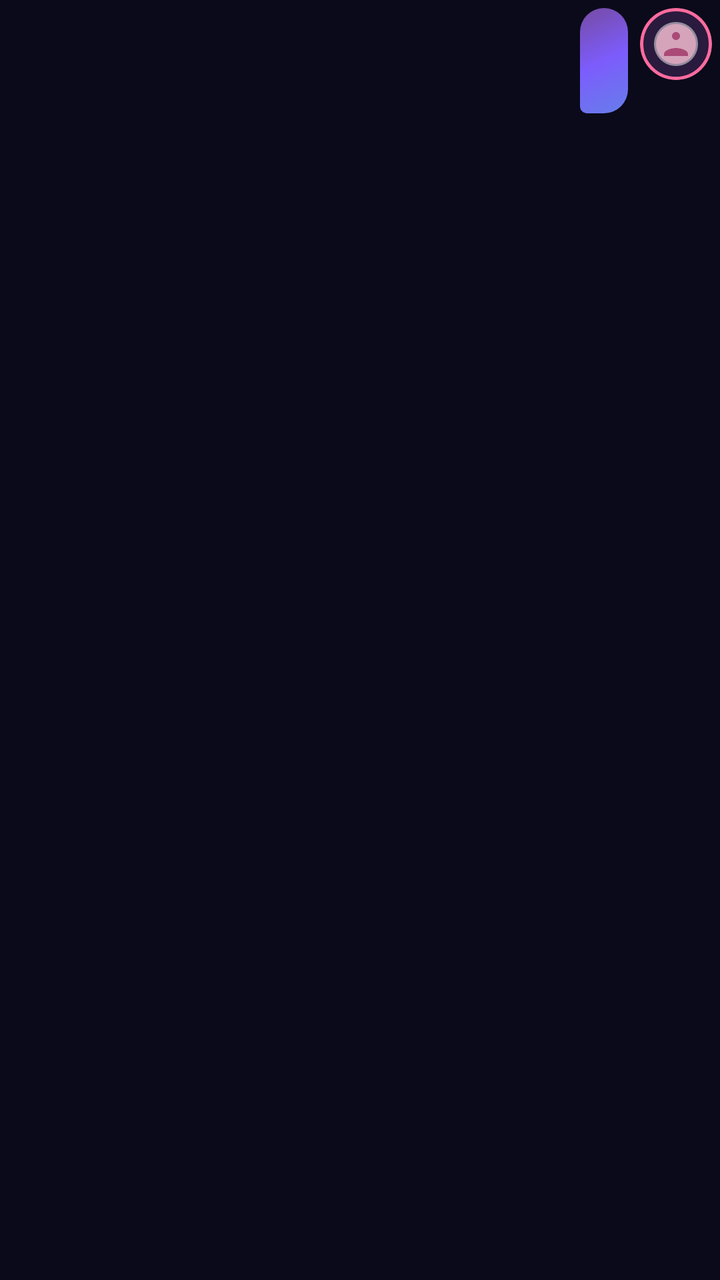
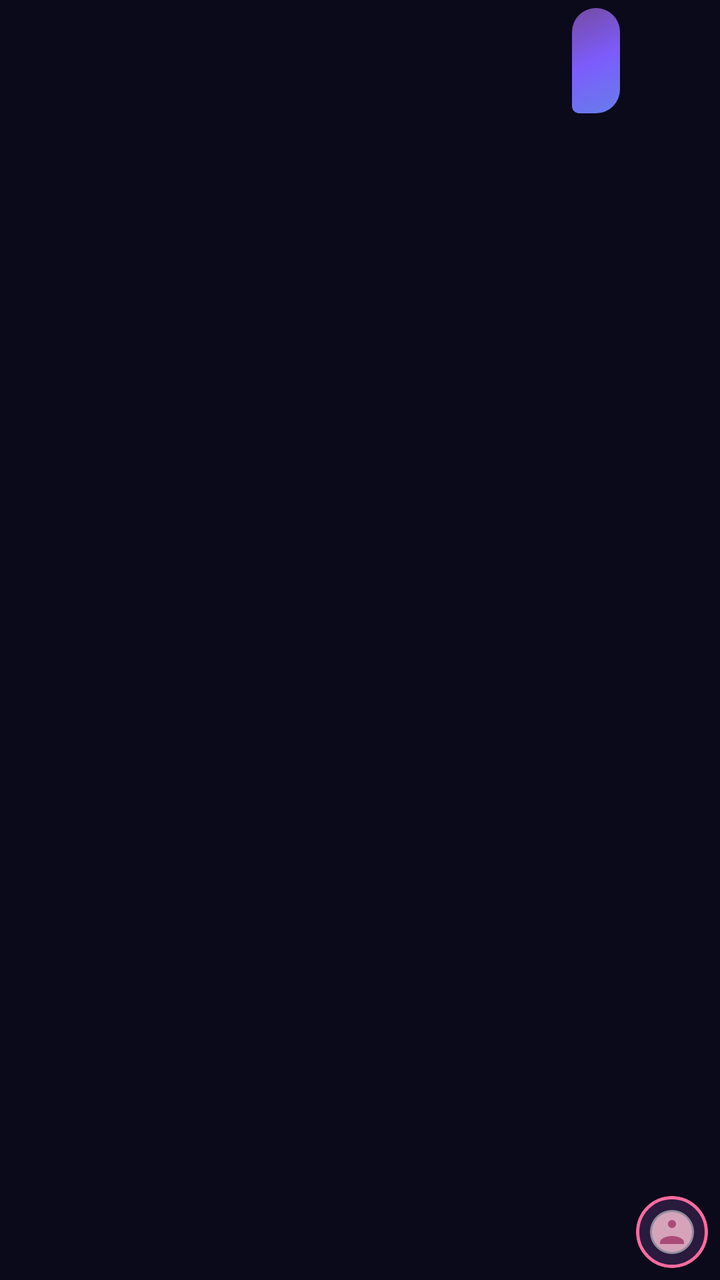

Before-and-after screenshots of an Android layout around one commit, followed by the original layout XML and the change that was made.
<!-- AndroidManifest.xml: application theme Theme.Companion -->
<!-- res/layout/item_message_user.xml -->
<?xml version="1.0" encoding="utf-8"?>
<LinearLayout xmlns:android="http://schemas.android.com/apk/res/android"
    xmlns:app="http://schemas.android.com/apk/res-auto"
    android:layout_width="match_parent"
    android:layout_height="wrap_content"
    android:orientation="horizontal"
    android:padding="4dp"
    android:gravity="end">

    <View
        android:layout_width="0dp"
        android:layout_height="0dp"
        android:layout_weight="1" />

    <FrameLayout
        android:id="@+id/bubble_user"
        android:layout_width="wrap_content"
        android:layout_height="wrap_content"
        android:background="@drawable/bg_message_user"
        android:maxWidth="280dp"
        android:paddingStart="12dp"
        android:paddingEnd="12dp"
        android:paddingTop="8dp"
        android:paddingBottom="8dp">

        <LinearLayout
            android:layout_width="wrap_content"
            android:layout_height="wrap_content"
            android:orientation="vertical">

            <TextView
                android:id="@+id/tv_mood_label"
                android:layout_width="wrap_content"
                android:layout_height="wrap_content"
                android:textSize="10sp"
                android:textColor="#ffffffaa"
                android:layout_marginBottom="2dp"
                android:visibility="gone" />

            <TextView
                android:id="@+id/tv_message_text"
                android:layout_width="wrap_content"
                android:layout_height="wrap_content"
                android:textColor="@android:color/white"
                android:textSize="14sp"
                android:lineSpacingExtra="2dp" />

            <TextView
                android:id="@+id/tv_message_time"
                android:layout_width="wrap_content"
                android:layout_height="wrap_content"
                android:textSize="10sp"
                android:textColor="#ffffffaa"
                android:layout_marginTop="4dp"
                android:gravity="end" />
        </LinearLayout>

        <TextView
            android:id="@+id/tv_reaction_badge"
            android:layout_width="22dp"
            android:layout_height="22dp"
            android:layout_gravity="bottom|end"
            android:layout_marginEnd="-4dp"
            android:layout_marginBottom="-10dp"
            android:gravity="center"
            android:textSize="12sp"
            android:background="@drawable/bg_reaction_badge"
            android:visibility="gone" />
    </FrameLayout>

    <com.google.android.material.card.MaterialCardView
        android:id="@+id/iv_user_avatar_chat"
        android:layout_width="36dp"
        android:layout_height="36dp"
        android:layout_marginStart="6dp"
        app:cardCornerRadius="18dp"
        app:cardElevation="0dp"
        app:cardBackgroundColor="#1a1a3e"
        app:strokeWidth="1.5dp"
        app:strokeColor="#ff6b9d">

        <ImageView
            android:id="@+id/iv_user_avatar_img"
            android:layout_width="match_parent"
            android:layout_height="match_parent"
            android:scaleType="centerCrop"
            android:src="@drawable/ic_avatar_default_user" />
    </com.google.android.material.card.MaterialCardView>

</LinearLayout>
<!-- resources referenced by this layout -->
<resources>
  <!-- drawable bg_message_user (drawable) -->
  <?xml version="1.0" encoding="utf-8"?>
  <shape xmlns:android="http://schemas.android.com/apk/res/android">
      <gradient
          android:startColor="#667eea"
          android:centerColor="#7c5cfc"
          android:endColor="#764ba2"
          android:angle="135" />
      <corners
          android:topLeftRadius="20dp"
          android:topRightRadius="20dp"
          android:bottomLeftRadius="6dp"
          android:bottomRightRadius="20dp" />
  </shape>
  <!-- drawable bg_reaction_badge (drawable) -->
  <?xml version="1.0" encoding="utf-8"?>
  <shape xmlns:android="http://schemas.android.com/apk/res/android" android:shape="oval">
      <gradient
          android:startColor="#cc1a1a3e"
          android:endColor="#cc2a2a5a"
          android:angle="135" />
      <stroke android:width="1dp" android:color="#44c4b5fd" />
  </shape>
  <!-- drawable ic_avatar_default_user (drawable) -->
  <vector xmlns:android="http://schemas.android.com/apk/res/android"
      android:width="72dp"
      android:height="72dp"
      android:viewportWidth="72"
      android:viewportHeight="72">
      <path
          android:fillColor="#2a1a3e"
          android:pathData="M0,0h72v72h-72z" />
      <path
          android:fillColor="#ff6b9d"
          android:pathData="M36,36m-20,0a20,20 0,1 1,40 0a20,20 0,1 1,-40 0"
          android:fillAlpha="0.6" />
      <path
          android:fillColor="#FFFFFF"
          android:pathData="M36,14c-12.15,0 -22,9.85 -22,22s9.85,22 22,22 22,-9.85 22,-22 -9.85,-22 -22,-22ZM36,24c2.21,0 4,1.79 4,4s-1.79,4 -4,4 -4,-1.79 -4,-4 1.79,-4 4,-4ZM48,48H24v-2c0,-4 8,-6 12,-6s12,2 12,6v2Z"
          android:fillAlpha="0.5" />
  </vector>
  <style name="Theme.Companion" parent="Theme.Material3.DayNight.NoActionBar">
          <item name="colorPrimary">@color/accent_blue</item>
          <item name="colorPrimaryVariant">@color/purple_700</item>
          <item name="colorOnPrimary">@color/white</item>
          <item name="colorSecondary">@color/accent_cyan</item>
          <item name="colorSecondaryVariant">@color/teal_700</item>
          <item name="colorSurface">@color/surface_dark</item>
          <item name="colorOnSurface">@color/text_primary</item>
          <item name="android:statusBarColor">@color/bg_start</item>
          <item name="android:navigationBarColor">@color/bg_start</item>
          <item name="android:windowBackground">@color/bg_start</item>
  
          <item name="android:activityOpenEnterAnimation">@anim/slide_in_right</item>
          <item name="android:activityOpenExitAnimation">@anim/fade_out</item>
          <item name="android:activityCloseEnterAnimation">@anim/fade_in</item>
          <item name="android:activityCloseExitAnimation">@anim/slide_out_left</item>
  
          <item name="android:windowEnterTransition">@android:transition/fade</item>
          <item name="android:windowExitTransition">@android:transition/fade</item>
  
          <item name="android:colorEdgeEffect">@color/accent_purple</item>
      </style>
  <color name="accent_blue">#667eea</color>
  <color name="purple_700">#FF3700B3</color>
  <color name="white">#FFFFFFFF</color>
  <color name="accent_cyan">#64ffda</color>
  <color name="teal_700">#FF018786</color>
  <color name="surface_dark">#14142a</color>
  <color name="text_primary">#ececf4</color>
  <color name="bg_start">#0a0a1a</color>
  <color name="accent_purple">#c4b5fd</color>
</resources>

<!-- the commit's change to res/layout/item_message_user.xml (unified diff, before → after) -->
@@ -17,7 +17,6 @@
         android:layout_width="wrap_content"
         android:layout_height="wrap_content"
         android:background="@drawable/bg_message_user"
-        android:maxWidth="280dp"
         android:paddingStart="12dp"
         android:paddingEnd="12dp"
         android:paddingTop="8dp"
@@ -43,7 +42,9 @@
                 android:layout_height="wrap_content"
                 android:textColor="@android:color/white"
                 android:textSize="14sp"
-                android:lineSpacingExtra="2dp" />
+                android:lineSpacingExtra="2dp"
+                android:maxEms="16"
+                android:maxWidth="260dp" />
 
             <TextView
                 android:id="@+id/tv_message_time"
@@ -68,23 +69,33 @@
             android:visibility="gone" />
     </FrameLayout>
 
-    <com.google.android.material.card.MaterialCardView
-        android:id="@+id/iv_user_avatar_chat"
-        android:layout_width="36dp"
-        android:layout_height="36dp"
+    <FrameLayout
+        android:id="@+id/frame_user_avatar"
+        android:layout_width="40dp"
+        android:layout_height="40dp"
         android:layout_marginStart="6dp"
-        app:cardCornerRadius="18dp"
-        app:cardElevation="0dp"
-        app:cardBackgroundColor="#1a1a3e"
-        app:strokeWidth="1.5dp"
-        app:strokeColor="#ff6b9d">
+        android:layout_gravity="bottom"
+        android:clipChildren="false"
+        android:clipToPadding="false">
 
-        <ImageView
-            android:id="@+id/iv_user_avatar_img"
-            android:layout_width="match_parent"
-            android:layout_height="match_parent"
-            android:scaleType="centerCrop"
-            android:src="@drawable/ic_avatar_default_user" />
-    </com.google.android.material.card.MaterialCardView>
+        <com.google.android.material.card.MaterialCardView
+            android:id="@+id/iv_user_avatar_chat"
+            android:layout_width="36dp"
+            android:layout_height="36dp"
+            android:layout_gravity="center"
+            app:cardCornerRadius="18dp"
+            app:cardElevation="0dp"
+            app:cardBackgroundColor="#1a1a3e"
+            app:strokeWidth="1.5dp"
+            app:strokeColor="#ff6b9d">
+
+            <ImageView
+                android:id="@+id/iv_user_avatar_img"
+                android:layout_width="match_parent"
+                android:layout_height="match_parent"
+                android:scaleType="centerCrop"
+                android:src="@drawable/ic_avatar_default_user" />
+        </com.google.android.material.card.MaterialCardView>
+    </FrameLayout>
 
 </LinearLayout>
